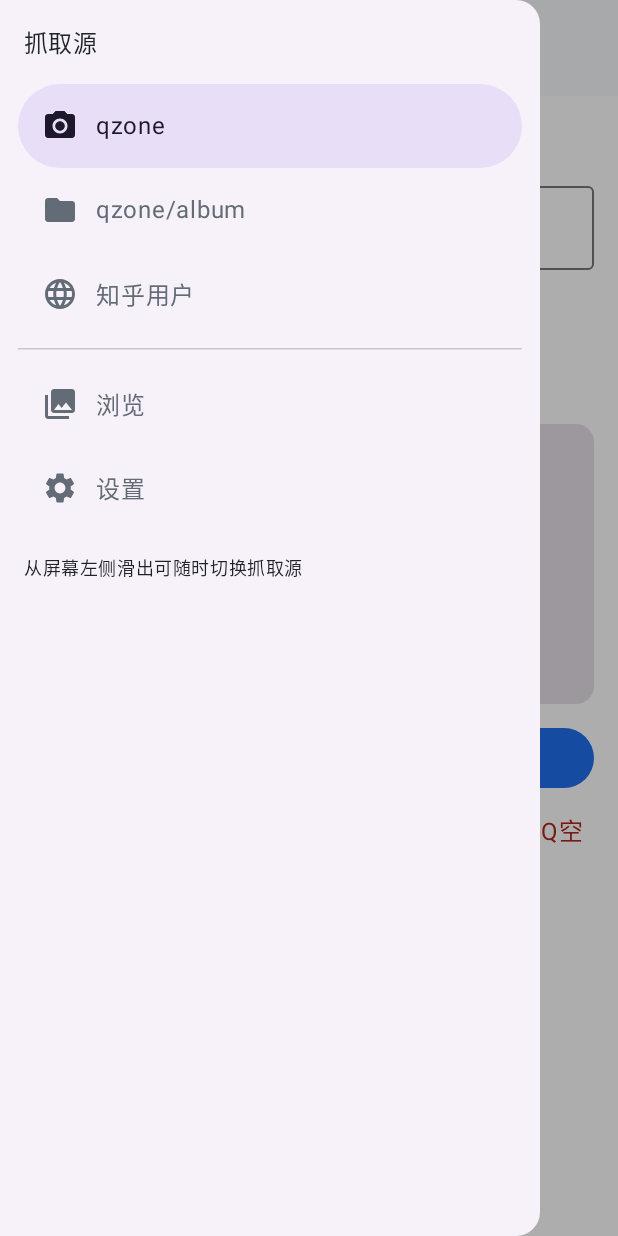
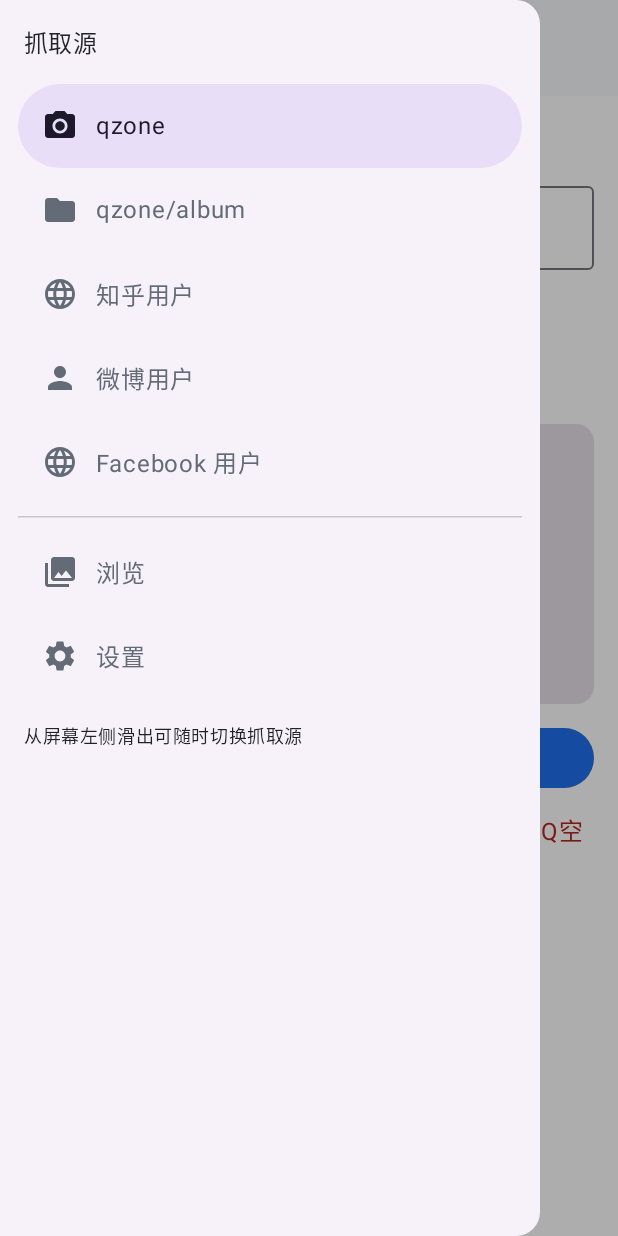
Before and after one commit to Geno1024-AIGC/worm, an Android app built with Jetpack Compose: the screen it shows after launch (MainActivity), after a tap on "菜单", on a phone screen of 412 x 824 dp. Run offline under Robolectric (Android 15) with nearby library versions, the phone set to English and light mode, and no system bars; pictures from the network do not load; 3 other taps on this screen came first.

Commit message:
[Feature] Wire Weibo and Facebook into the Android app

```diff
--- a/worm/android/build.gradle.kts
+++ b/worm/android/build.gradle.kts
@@ -107,6 +107,8 @@ dependencies {
     implementation(project(":worm:qzone:shuoshuo"))
     implementation(project(":worm:qzone:album"))
     implementation(project(":worm:zhihu"))
+    implementation(project(":worm:weibo"))
+    implementation(project(":worm:facebook"))
 
     implementation(libs.androidx.core.ktx)
     implementation(libs.androidx.activity.compose)
--- a/worm/android/src/main/kotlin/com/geno1024/ai/worm/android/site/Site.kt
+++ b/worm/android/src/main/kotlin/com/geno1024/ai/worm/android/site/Site.kt
@@ -4,4 +4,6 @@ package com.geno1024.ai.worm.android.site
 enum class Site(val label: String) {
     QQ("QQ / QQ空间"),
     ZHIHU("知乎"),
+    WEIBO("微博"),
+    FACEBOOK("Facebook"),
 }
--- a/worm/android/src/main/kotlin/com/geno1024/ai/worm/android/site/SiteCookies.kt
+++ b/worm/android/src/main/kotlin/com/geno1024/ai/worm/android/site/SiteCookies.kt
@@ -19,6 +19,18 @@ object SiteCookies {
         "https://zhihu.com/",
         "https://api.zhihu.com/",
     )
+    private val WEIBO_URLS = listOf(
+        "https://weibo.cn/",
+        "https://m.weibo.cn/",
+        "https://weibo.com/",
+        "https://passport.weibo.cn/",
+    )
+    private val FACEBOOK_URLS = listOf(
+        "https://www.facebook.com/",
+        "https://m.facebook.com/",
+        "https://facebook.com/",
+        "https://graph.facebook.com/",
+    )
 
     fun read(site: Site): Map<String, String> {
         val manager = CookieManager.getInstance()
@@ -26,6 +38,8 @@ object SiteCookies {
         val urls = when (site) {
             Site.QQ -> QQ_URLS
             Site.ZHIHU -> ZHIHU_URLS
+            Site.WEIBO -> WEIBO_URLS
+            Site.FACEBOOK -> FACEBOOK_URLS
         }
         for (url in urls) {
             val raw = manager.getCookie(url) ?: continue
@@ -43,6 +57,10 @@ object SiteCookies {
     fun hasLogin(site: Site, cookies: Map<String, String>): Boolean = when (site) {
         Site.QQ -> cookies["p_skey"]?.isNotBlank() == true || cookies["skey"]?.isNotBlank() == true
         Site.ZHIHU -> cookies["z_c0"]?.isNotBlank() == true
+        // Facebook can authenticate either with a Graph token or the web session cookie.
+        Site.WEIBO -> cookies["SUB"]?.isNotBlank() == true || cookies["SUBP"]?.isNotBlank() == true
+        Site.FACEBOOK -> cookies["access_token"]?.isNotBlank() == true ||
+            cookies["xs"]?.isNotBlank() == true
     }
 
     fun flush() {
--- a/worm/android/src/main/kotlin/com/geno1024/ai/worm/android/site/Source.kt
+++ b/worm/android/src/main/kotlin/com/geno1024/ai/worm/android/site/Source.kt
@@ -1,6 +1,6 @@
 package com.geno1024.ai.worm.android.site
 
-/** One crawler exposed in the UI. [subject] means a QQ number or a Zhihu url_token. */
+/** One crawler exposed in the UI. [subject] is a QQ number, Zhihu url_token, Weibo uid or Facebook id. */
 enum class Source(
     val label: String,
     val site: Site,
@@ -9,4 +9,6 @@ enum class Source(
     QZONE("qzone", Site.QQ, "QQ 号（留空用登录账号）"),
     QZONE_ALBUM("qzone/album", Site.QQ, "QQ 号（留空用登录账号）"),
     ZHIHU("知乎用户", Site.ZHIHU, "知乎 url_token 或主页 URL"),
+    WEIBO("微博用户", Site.WEIBO, "微博数字 uid 或主页 URL"),
+    FACEBOOK("Facebook 用户", Site.FACEBOOK, "用户名、数字 ID 或主页 URL"),
 }
--- a/worm/android/src/main/kotlin/com/geno1024/ai/worm/android/ui/WormApp.kt
+++ b/worm/android/src/main/kotlin/com/geno1024/ai/worm/android/ui/WormApp.kt
@@ -249,6 +249,13 @@ fun WormApp() {
                         }
                     }
 
+                    if (ui.source == Source.FACEBOOK) {
+                        Text(
+                            "Facebook 推荐在登录页点「手动输入」填 access_token=<token>；网页 Cookie 仅作回退。",
+                            style = MaterialTheme.typography.bodySmall,
+                        )
+                    }
+
                     Button(
                         onClick = { viewModel.start() },
                         enabled = !ui.running,
@@ -294,4 +301,6 @@ private fun sourceIcon(source: Source): ImageVector = when (source) {
     Source.QZONE -> Icons.Default.PhotoCamera
     Source.QZONE_ALBUM -> Icons.Default.Folder
     Source.ZHIHU -> Icons.Default.Language
+    Source.WEIBO -> Icons.Default.Person
+    Source.FACEBOOK -> Icons.Default.Language
 }
```
Also changed, not shown: worm/android/src/main/kotlin/com/geno1024/ai/worm/android/LoginActivity.kt (+19 -9 lines), worm/android/src/main/kotlin/com/geno1024/ai/worm/android/ui/WormViewModel.kt (+24 -0 lines), 1 other file.
